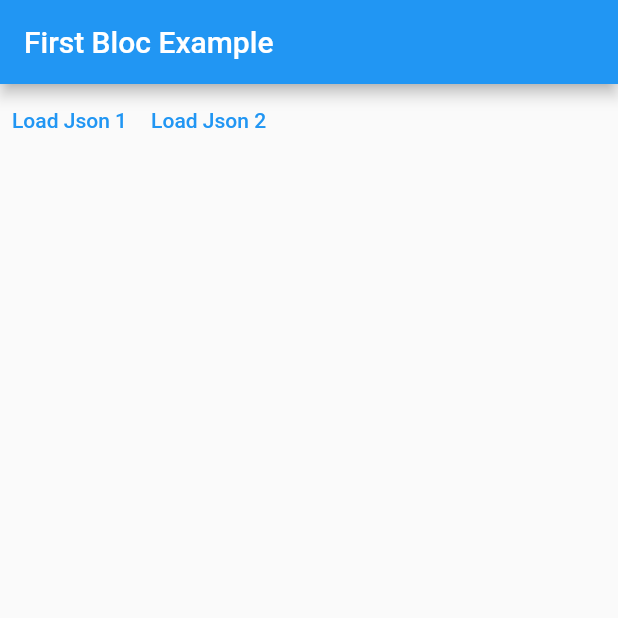
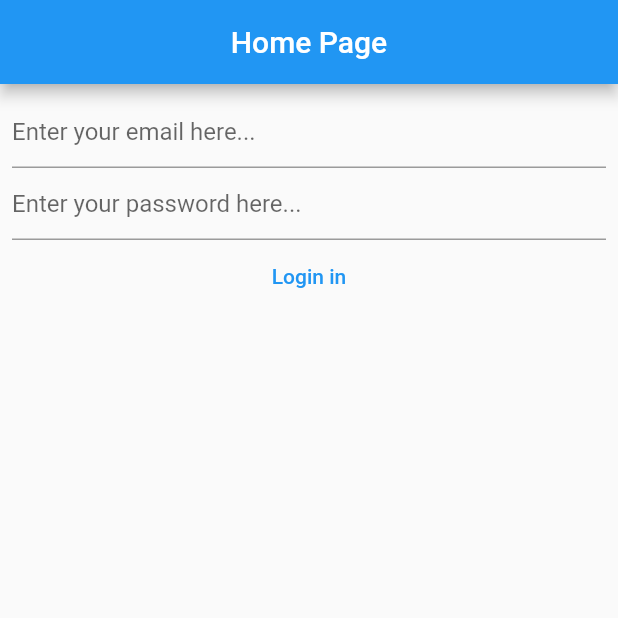
Before and after one commit to archit-dynamic/bloc_practice, a Flutter app: the screen it shows after launch, on a phone screen of 412 x 824 dp, the top half of it. Run offline on Flutter 3.47's test engine with Material 2 defaults, Android fonts, the phone set to English and light mode, and no system bars; our stand-ins replace bloc, dio, flutter_bloc, flutter_hooks.

Commit message:
notes app using bloc state management

```diff
--- /dev/null
+++ b/lib/dialogs/loading_screen_controller.dart
@@ -0,0 +1,15 @@
+import 'package:flutter/material.dart';
+
+typedef CloseLoadingScreen = bool Function();
+typedef UpdateLoadingScreen = bool Function(String text);
+
+@immutable
+class LoadingScreenController {
+  final CloseLoadingScreen close;
+  final UpdateLoadingScreen update;
+
+  const LoadingScreenController({
+    required this.close,
+    required this.update,
+  });
+}
--- a/lib/main.dart
+++ b/lib/main.dart
@@ -2,8 +2,7 @@ import 'dart:io';
 import 'dart:math';
 
 import 'package:bloc/bloc.dart';
-import 'package:bloc_practice/first_bloc_example_home.dart';
-import 'package:bloc_practice/product_bloc/product_bloc.dart';
+import 'package:bloc_practice/notes_app_with_bloc/views/NotesHome.dart';
 import 'package:flutter/material.dart';
 import 'package:flutter_bloc/flutter_bloc.dart';
 
@@ -32,10 +31,11 @@ class MyApp extends StatelessWidget {
       theme: ThemeData(
         primarySwatch: Colors.blue,
       ),
-      home: BlocProvider(
-        create: (_) => ProductBloc(),
-        child: const FirstBlocExampleHome(),
-      ),
+      // home: BlocProvider(
+      //   create: (_) => ProductBloc(),
+      //   child: const FirstBlocExampleHome(),
+      // ),
+      home: const NotesHome(),
     );
   }
 }
--- /dev/null
+++ b/lib/notes_app_with_bloc/apis/login_api.dart
@@ -0,0 +1,34 @@
+import 'package:bloc_practice/notes_app_with_bloc/models.dart';
+import 'package:flutter/material.dart';
+
+@immutable
+abstract class LoginApiProtocol {
+  const LoginApiProtocol();
+
+  Future<LoginHandle?> login({
+    required String email,
+    required String password,
+  });
+}
+
+@immutable
+class LoginApi implements LoginApiProtocol {
+  //singleton pattern
+/*  const LoginApi._sharedInstance();
+
+  static const LoginApi _shared = LoginApi._sharedInstance();
+
+  factory LoginApi.instance() => _shared;*/
+
+  @override
+  Future<LoginHandle?> login({
+    required String email,
+    required String password,
+  }) =>
+      Future.delayed(
+        const Duration(seconds: 2),
+        () => email == "archit@abc.com" && password == "12345",
+      ).then(
+        (isLoggedIn) => isLoggedIn ? const LoginHandle.archit() : null,
+      );
+}
--- /dev/null
+++ b/lib/notes_app_with_bloc/apis/notes_api.dart
@@ -0,0 +1,30 @@
+import 'package:bloc_practice/notes_app_with_bloc/models.dart';
+import 'package:flutter/material.dart';
+
+@immutable
+abstract class NotesApiProtocol {
+  const NotesApiProtocol();
+
+  Future<Iterable<Note>?> getNotes({
+    required LoginHandle loginHandle,
+  });
+}
+
+@immutable
+class NotesApi implements NotesApiProtocol {
+  //singleton pattern
+  // const NotesApi._sharedInstance();
+  //
+  // static const NotesApi _shared = NotesApi._sharedInstance();
+  //
+  // factory NotesApi.instance() => _shared;
+
+  @override
+  Future<Iterable<Note>?> getNotes({
+    required LoginHandle loginHandle,
+  }) =>
+      Future.delayed(
+        const Duration(seconds: 2),
+        () => loginHandle == const LoginHandle.archit() ? mockNotes : null,
+      );
+}
--- /dev/null
+++ b/lib/notes_app_with_bloc/bloc/actions.dart
@@ -0,0 +1,22 @@
+import 'package:flutter/material.dart';
+
+@immutable
+abstract class AppAction {
+  const AppAction();
+}
+
+@immutable
+class LoginAction implements AppAction {
+  final String email;
+  final String password;
+
+  const LoginAction({
+    required this.email,
+    required this.password,
+  });
+}
+
+@immutable
+class LoadNotesAction implements AppAction {
+  const LoadNotesAction();
+}
--- /dev/null
+++ b/lib/notes_app_with_bloc/bloc/app_state.dart
@@ -0,0 +1,31 @@
+import 'package:bloc_practice/notes_app_with_bloc/models.dart';
+import 'package:flutter/material.dart';
+
+@immutable
+class AppState {
+  final bool isLoading;
+  final LoginErrors? loginError;
+  final LoginHandle? loginHandle;
+  final Iterable<Note>? fetchedNotes;
+
+  const AppState.empty()
+      : isLoading = false,
+        loginError = null,
+        loginHandle = null,
+        fetchedNotes = null;
+
+  const AppState({
+    required this.isLoading,
+    required this.loginError,
+    required this.loginHandle,
+    required this.fetchedNotes,
+  });
+
+  @override
+  String toString() => {
+        "isLoading": isLoading,
+        "loginError": loginError,
+        "loginHandle": loginHandle,
+        "fetchedNotes": fetchedNotes,
+      }.toString();
+}
--- /dev/null
+++ b/lib/notes_app_with_bloc/models.dart
@@ -0,0 +1,37 @@
+import 'package:flutter/material.dart';
+
+@immutable
+class LoginHandle {
+  final String token;
+
+  const LoginHandle({
+    required this.token,
+  });
+
+  const LoginHandle.archit() : token = "archit";
+
+  @override
+  bool operator ==(covariant LoginHandle other) => token == other.token;
+
+  @override
+  int get hashCode => token.hashCode;
+
+  @override
+  String toString() => "LoginHandle (token = $token)";
+}
+
+enum LoginErrors { invalidHandle }
+
+@immutable
+class Note {
+  final String title;
+
+  const Note({
+    required this.title,
+  });
+
+  @override
+  String toString() => "Note (title = $title)";
+}
+
+final mockNotes = Iterable.generate(3, (i) => Note(title: "Note ${i + 1}"));
--- /dev/null
+++ b/lib/notes_app_with_bloc/strings.dart
@@ -0,0 +1,22 @@
+const emailOrPasswordEmptyDialogTitle =
+    "Please fill in both email and the password fields";
+
+const emailOrPasswordEmptyDescription =
+    "You seem to have forgotten to enter the email or the password field, or both. Please try again";
+
+const loginErrorDialogTitle = "Login Error";
+
+const loginErrorDialogContent =
+    "Invalid email/password combination. Please try again with valid login credentials!";
+
+const pleaseWait = "Please wait....";
+
+const enterYourPasswordHere = "Enter your password here...";
+
+const enterYourEmailHere = "Enter your email here...";
+
+const ok = "OK";
+
+const login = "Login in";
+
+const homePage = "Home Page";
--- /dev/null
+++ b/lib/notes_app_with_bloc/views/NotesHome.dart
@@ -0,0 +1,84 @@
+import 'package:bloc_practice/dialogs/generic_dialog.dart';
+import 'package:bloc_practice/dialogs/loading_screen.dart';
+import 'package:bloc_practice/notes_app_with_bloc/apis/login_api.dart';
+import 'package:bloc_practice/notes_app_with_bloc/apis/notes_api.dart';
+import 'package:bloc_practice/notes_app_with_bloc/bloc/actions.dart';
+import 'package:bloc_practice/notes_app_with_bloc/bloc/app_bloc.dart';
+import 'package:bloc_practice/notes_app_with_bloc/bloc/app_state.dart';
+import 'package:bloc_practice/notes_app_with_bloc/models.dart';
+import 'package:bloc_practice/notes_app_with_bloc/strings.dart';
+import 'package:bloc_practice/notes_app_with_bloc/views/iterable_list_view.dart';
+import 'package:bloc_practice/notes_app_with_bloc/views/login_view.dart';
+import 'package:flutter/material.dart';
+import 'package:flutter_bloc/flutter_bloc.dart';
+
+class NotesHome extends StatelessWidget {
+  const NotesHome({Key? key}) : super(key: key);
+
+  @override
+  Widget build(BuildContext context) {
+    return BlocProvider(
+      create: (context) => AppBloc(
+        loginApi: LoginApi(),
+        notesApi: NotesApi(),
+      ),
+      child: Scaffold(
+        appBar: AppBar(
+          title: const Text(homePage),
+          centerTitle: true,
+        ),
+        body: BlocConsumer<AppBloc, AppState>(
+          listener: (context, appState) {
+            // loading screen
+            if (appState.isLoading) {
+              LoadingScreen.instance().show(
+                context: context,
+                text: pleaseWait,
+              );
+            } else {
+              LoadingScreen.instance().hide();
+            }
+            // display possible errors
+            final loginError = appState.loginError;
+            if (loginError != null) {
+              showGenericDialog(
+                context: context,
+                title: loginErrorDialogTitle,
+                content: loginErrorDialogContent,
+                optionBuilder: () => {
+                  ok: true,
+                },
+              );
+            }
+            //if we are logged in, but we have no fetch notes
+            if (appState.isLoading == false &&
+                appState.loginError == null &&
+                appState.loginHandle == const LoginHandle.archit() &&
+                appState.fetchedNotes == null) {
+              context.read<AppBloc>().add(
+                    const LoadNotesAction(),
+                  );
+            }
+          },
+          builder: (context, appState) {
+            final notes = appState.fetchedNotes;
+            if (notes == null) {
+              return LoginView(
+                onLoginTapped: (email, password) {
+                  context.read<AppBloc>().add(
+                        LoginAction(
+                          email: email,
+                          password: password,
+                        ),
+                      );
+                },
+              );
+            } else {
+              return notes.toListView();
+            }
+          },
+        ),
+      ),
+    );
+  }
+}
--- /dev/null
+++ b/lib/notes_app_with_bloc/views/email_text_field.dart
@@ -0,0 +1,23 @@
+import 'package:bloc_practice/notes_app_with_bloc/strings.dart';
+import 'package:flutter/material.dart';
+
+class EmailTextField extends StatelessWidget {
+  final TextEditingController emailController;
+
+  const EmailTextField({
+    Key? key,
+    required this.emailController,
+  }) : super(key: key);
+
+  @override
+  Widget build(BuildContext context) {
+    return TextField(
+      controller: emailController,
+      keyboardType: TextInputType.emailAddress,
+      autocorrect: false,
+      decoration: const InputDecoration(
+        hintText: enterYourEmailHere,
+      ),
+    );
+  }
+}
--- /dev/null
+++ b/lib/notes_app_with_bloc/views/login_button.dart
@@ -0,0 +1,44 @@
+import 'package:bloc_practice/dialogs/generic_dialog.dart';
+import 'package:bloc_practice/notes_app_with_bloc/strings.dart';
+import 'package:flutter/material.dart';
+
+typedef OnLoginTapped = void Function(
+  String email,
+  String password,
+);
+
+class LoginButton extends StatelessWidget {
+  final TextEditingController emailController;
+  final TextEditingController passwordController;
+  final OnLoginTapped onLoginTapped;
+
+  const LoginButton({
+    Key? key,
+    required this.emailController,
+    required this.passwordController,
+    required this.onLoginTapped,
+  }) : super(key: key);
+
+  @override
+  Widget build(BuildContext context) {
+    return TextButton(
+      onPressed: () {
+        final email = emailController.text;
+        final password = passwordController.text;
+        if (email.isEmpty || password.isEmpty) {
+          showGenericDialog<bool>(
+            context: context,
+            title: emailOrPasswordEmptyDialogTitle,
+            content: emailOrPasswordEmptyDescription,
+            optionBuilder: () => {
+              ok: true,
+            },
+          );
+        } else {
+          onLoginTapped(email, password);
+        }
+      },
+      child: const Text(login),
+    );
+  }
+}
--- /dev/null
+++ b/lib/notes_app_with_bloc/views/login_view.dart
@@ -0,0 +1,38 @@
+import 'package:bloc_practice/notes_app_with_bloc/views/email_text_field.dart';
+import 'package:bloc_practice/notes_app_with_bloc/views/login_button.dart';
+import 'package:bloc_practice/notes_app_with_bloc/views/password_text_field.dart';
+import 'package:flutter/material.dart';
+import 'package:flutter_hooks/flutter_hooks.dart';
+
+class LoginView extends HookWidget {
+  final OnLoginTapped onLoginTapped;
+
+  const LoginView({
+    Key? key,
+    required this.onLoginTapped,
+  }) : super(key: key);
+
+  @override
+  Widget build(BuildContext context) {
+    final emailController = useTextEditingController();
+    final passwordController = useTextEditingController();
+    return Padding(
+      padding: const EdgeInsets.all(8.0),
+      child: Column(
+        children: [
+          EmailTextField(
+            emailController: emailController,
+          ),
+          PasswordTextField(
+            passwordController: passwordController,
+          ),
+          LoginButton(
+            emailController: emailController,
+            passwordController: passwordController,
+            onLoginTapped: onLoginTapped,
+          ),
+        ],
+      ),
+    );
+  }
+}
--- /dev/null
+++ b/lib/notes_app_with_bloc/views/password_text_field.dart
@@ -0,0 +1,23 @@
+import 'package:bloc_practice/notes_app_with_bloc/strings.dart';
+import 'package:flutter/material.dart';
+
+class PasswordTextField extends StatelessWidget {
+  final TextEditingController passwordController;
+
+  const PasswordTextField({
+    Key? key,
+    required this.passwordController,
+  }) : super(key: key);
+
+  @override
+  Widget build(BuildContext context) {
+    return TextField(
+      controller: passwordController,
+      autocorrect: false,
+      obscureText: true,
+      decoration: const InputDecoration(
+        hintText: enterYourPasswordHere,
+      ),
+    );
+  }
+}
--- a/pubspec.yaml
+++ b/pubspec.yaml
@@ -40,6 +40,7 @@ dependencies:
   # Use with the CupertinoIcons class for iOS style icons.
   cupertino_icons: ^1.0.2
   bloc: ^8.1.2
+  flutter_hooks: ^0.20.4
 
 dev_dependencies:
   flutter_test:
```
Also changed, not shown: lib/dialogs/generic_dialog.dart (added, +34 -0 lines), lib/dialogs/loading_screen.dart (added, +106 -0 lines), lib/notes_app_with_bloc/bloc/app_bloc.dart (added, +78 -0 lines), lib/notes_app_with_bloc/views/iterable_list_view.dart (added, +26 -0 lines), pubspec.lock.
